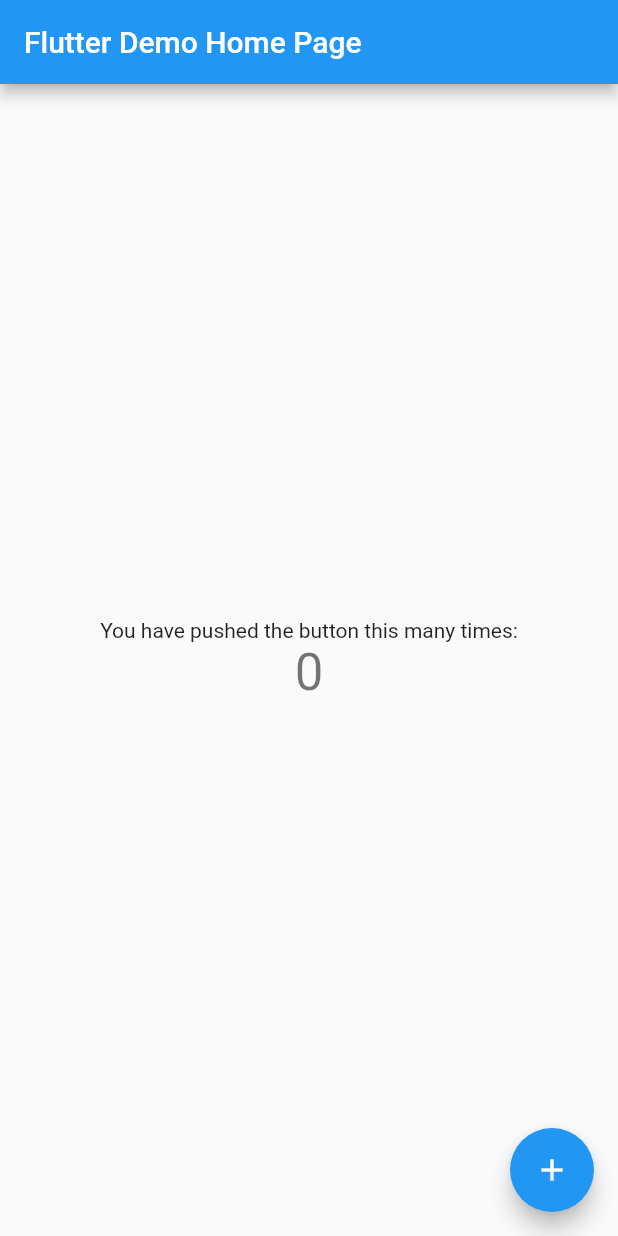
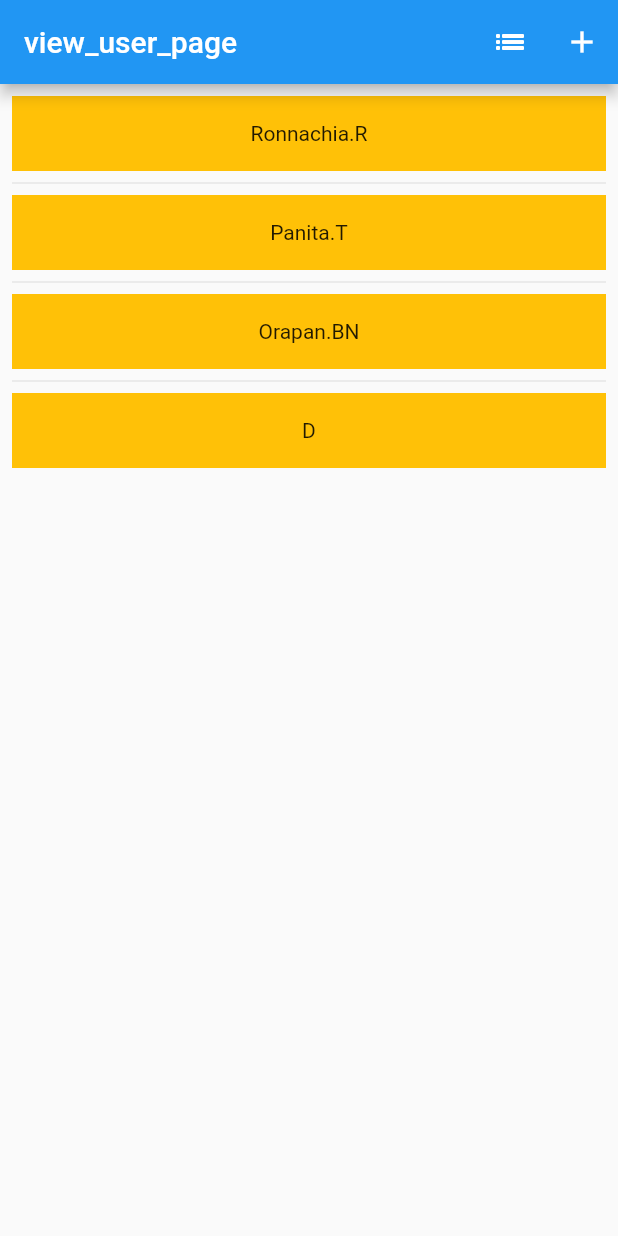
Before and after one commit to is767-1-2021/wipawan, a Flutter app: the screen it shows after launch, on a phone screen of 412 x 824 dp. Run offline on Flutter 3.47's test engine with Material 2 defaults, Android fonts, the phone set to English and light mode, and no system bars; project files that could hold a hidden picture were left out.

Commit message:
First time team

```diff
--- a/team_app/lib/main.dart
+++ b/team_app/lib/main.dart
@@ -1,7 +1,22 @@
 import 'package:flutter/material.dart';
+import 'package:provider/provider.dart';
+import 'package:team_app/models/add_model.dart';
+
+import 'pages/View_user_page.dart';
+import 'pages/add_user_page.dart';
+import 'pages/appbartest.dart';
 
 void main() {
-  runApp(MyApp());
+  runApp(
+    MultiProvider(
+      providers: [
+        ChangeNotifierProvider(
+          create: (context) => AddUserModel(),
+        ),
+      ],
+      child: MyApp(),
+    ),
+  );
 }
 
 class MyApp extends StatelessWidget {
@@ -11,33 +26,20 @@
     return MaterialApp(
       title: 'Flutter Demo',
       theme: ThemeData(
-        // This is the theme of your application.
-        //
-        // Try running your application with "flutter run". You'll see the
-        // application has a blue toolbar. Then, without quitting the app, try
-        // changing the primarySwatch below to Colors.green and then invoke
-        // "hot reload" (press "r" in the console where you ran "flutter run",
-        // or simply save your changes to "hot reload" in a Flutter IDE).
-        // Notice that the counter didn't reset back to zero; the application
-        // is not restarted.
         primarySwatch: Colors.blue,
       ),
-      home: MyHomePage(title: 'Flutter Demo Home Page'),
+      initialRoute: '/1',
+      routes: <String, WidgetBuilder>{
+        '/1': (context) => ViewUserPage(),
+        '/2': (context) => AddUserPage(),
+        '/3': (context) => appbartest(),
+      },
     );
   }
 }
 
 class MyHomePage extends StatefulWidget {
   MyHomePage({Key? key, required this.title}) : super(key: key);
-
-  // This widget is the home page of your application. It is stateful, meaning
-  // that it has a State object (defined below) that contains fields that affect
-  // how it looks.
-
-  // This class is the configuration for the state. It holds the values (in this
-  // case the title) provided by the parent (in this case the App widget) and
-  // used by the build method of the State. Fields in a Widget subclass are
-  // always marked "final".
 
   final String title;
 
@@ -50,47 +52,19 @@
 
   void _incrementCounter() {
     setState(() {
-      // This call to setState tells the Flutter framework that something has
-      // changed in this State, which causes it to rerun the build method below
-      // so that the display can reflect the updated values. If we changed
-      // _counter without calling setState(), then the build method would not be
-      // called again, and so nothing would appear to happen.
       _counter++;
     });
   }
 
   @override
   Widget build(BuildContext context) {
-    // This method is rerun every time setState is called, for instance as done
-    // by the _incrementCounter method above.
-    //
-    // The Flutter framework has been optimized to make rerunning build methods
-    // fast, so that you can just rebuild anything that needs updating rather
-    // than having to individually change instances of widgets.
     return Scaffold(
-      appBar: AppBar(
-        // Here we take the value from the MyHomePage object that was created by
-        // the App.build method, and use it to set our appbar title.
-        title: Text(widget.title),
-      ),
+      appBar: AppBar(title: Text('First Page'), actions: [
+        IconButton(onPressed: () {}, icon: Icon(Icons.arrow_forward)),
+        IconButton(onPressed: () {}, icon: Icon(Icons.architecture)),
+      ]),
       body: Center(
-        // Center is a layout widget. It takes a single child and positions it
-        // in the middle of the parent.
         child: Column(
-          // Column is also a layout widget. It takes a list of children and
-          // arranges them vertically. By default, it sizes itself to fit its
-          // children horizontally, and tries to be as tall as its parent.
-          //
-          // Invoke "debug painting" (press "p" in the console, choose the
-          // "Toggle Debug Paint" action from the Flutter Inspector in Android
-          // Studio, or the "Toggle Debug Paint" command in Visual Studio Code)
-          // to see the wireframe for each widget.
-          //
-          // Column has various properties to control how it sizes itself and
-          // how it positions its children. Here we use mainAxisAlignment to
-          // center the children vertically; the main axis here is the vertical
-          // axis because Columns are vertical (the cross axis would be
-          // horizontal).
           mainAxisAlignment: MainAxisAlignment.center,
           children: <Widget>[
             Text(
--- /dev/null
+++ b/team_app/lib/pages/View_user_page.dart
@@ -0,0 +1,125 @@
+import 'package:flutter/material.dart';
+// ignore: unused_import
+import 'package:provider/provider.dart';
+
+class ViewUserPage extends StatelessWidget {
+  @override
+  Widget build(BuildContext context) {
+    final List<String> user = <String>[
+      'Ronnachia.R',
+      'Panita.T',
+      'Orapan.BN',
+      'D',
+    ];
+
+    final List<String> name = <String>[
+      'Ronnachia',
+      'Panita',
+      'Orapan',
+      'E',
+    ];
+    final List<String> pos = <String>[
+      'Admin',
+      'Doctor',
+      'Nurse',
+      'E',
+    ];
+    final List<String> pass = <String>[
+      'Admin',
+      'Doctor',
+      'Nurse',
+      'E',
+    ];
+
+    return Scaffold(
+      appBar: AppBar(title: Text('view_user_page'), actions: [
+        IconButton(
+            onPressed: () {
+              ;
+            },
+            icon: Icon(Icons.list_sharp)),
+        IconButton(
+            onPressed: () {
+              Navigator.pushNamed(context, '/2');
+            },
+            icon: Icon(Icons.add_sharp)),
+      ]),
+      body: ListView.separated(
+        padding: EdgeInsets.all(8.0),
+        itemCount: user.length,
+        itemBuilder: (context, index) {
+          return UserTile(
+              user: UserName(
+                  username: '${user[index]}',
+                  name: '${name[index]}',
+                  position: '${pos[index]}',
+                  password: '${pass[index]}'));
+
+          Icons.ac_unit;
+        },
+        separatorBuilder: (context, index) => Divider(),
+      ),
+    );
+  }
+}
+
+class UserName {
+  final String username;
+  final String name;
+  final String position;
+  final String password;
+
+  const UserName(
+      {Key? key,
+      required this.username,
+      required this.name,
+      required this.position,
+      required this.password});
+}
+
+class UserTile extends StatelessWidget {
+  final UserName user;
+  const UserTile({Key? key, required this.user}) : super(key: key);
+  @override
+  Widget build(BuildContext context) {
+    return GestureDetector(
+      onTap: () {
+        Navigator.push(
+          context,
+          MaterialPageRoute(
+            builder: (context) => UserDetail(user: user),
+          ),
+        );
+      },
+      child: Container(
+        height: 50,
+        color: Colors.amber,
+        child: Center(
+          child: Text('${user.username}'),
+        ),
+      ),
+    );
+  }
+}
+
+class UserDetail extends StatelessWidget {
+  final UserName user;
+  const UserDetail({Key? key, required this.user}) : super(key: key);
+
+  @override
+  Widget build(BuildContext context) {
+    return Scaffold(
+      appBar: AppBar(
+        title: Text('User Deatil'),
+      ),
+      body: Column(
+        mainAxisAlignment: MainAxisAlignment.start,
+        children: [
+          Text('Username: ${user.username}'),
+          Text('Firstname Lastname: ${user.name}'),
+          Text('Position: ${user.position}')
+        ],
+      ),
+    );
+  }
+}
--- a/team_app/pubspec.yaml
+++ b/team_app/pubspec.yaml
@@ -28,6 +28,8 @@
   # The following adds the Cupertino Icons font to your application.
   # Use with the CupertinoIcons class for iOS style icons.
   cupertino_icons: ^1.0.2
+  english_words: ^3.1.0
+  provider: ^6.0.0
 
 dev_dependencies:
   flutter_test:
```
Also changed, not shown: team_app/lib/models/add_model.dart (added, +42 -0 lines), team_app/lib/pages/add_user_page.dart (added, +117 -0 lines), team_app/lib/pages/appbartest.dart (added, +32 -0 lines), team_app/pubspec.lock.
